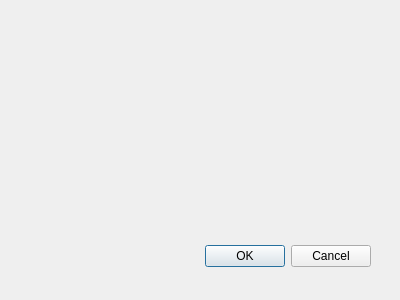
This is ndvi/ndvi_dialog_base.ui in YannChemin/QGIPE as Qt 5 draws it before an edit. The edited form follows.
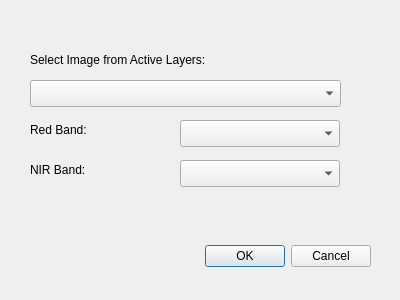
This is the edited form. Custom widgets are drawn as their Qt base class.

```diff
--- a/ndvi/ndvi_dialog_base.ui
+++ b/ndvi/ndvi_dialog_base.ui
@@ -28,7 +28,88 @@
     <set>QDialogButtonBox::Cancel|QDialogButtonBox::Ok</set>
    </property>
   </widget>
+  <widget class="QgsMapLayerComboBox" name="mMapLayerComboBox">
+   <property name="geometry">
+    <rect>
+     <x>30</x>
+     <y>80</y>
+     <width>311</width>
+     <height>27</height>
+    </rect>
+   </property>
+  </widget>
+  <widget class="QgsRasterBandComboBox" name="mRasterBandComboBox">
+   <property name="geometry">
+    <rect>
+     <x>180</x>
+     <y>120</y>
+     <width>160</width>
+     <height>27</height>
+    </rect>
+   </property>
+  </widget>
+  <widget class="QgsRasterBandComboBox" name="mRasterBandComboBox_2">
+   <property name="geometry">
+    <rect>
+     <x>180</x>
+     <y>160</y>
+     <width>160</width>
+     <height>27</height>
+    </rect>
+   </property>
+  </widget>
+  <widget class="QLabel" name="label">
+   <property name="geometry">
+    <rect>
+     <x>30</x>
+     <y>120</y>
+     <width>66</width>
+     <height>19</height>
+    </rect>
+   </property>
+   <property name="text">
+    <string>Red Band:</string>
+   </property>
+  </widget>
+  <widget class="QLabel" name="label_2">
+   <property name="geometry">
+    <rect>
+     <x>30</x>
+     <y>160</y>
+     <width>66</width>
+     <height>19</height>
+    </rect>
+   </property>
+   <property name="text">
+    <string>NIR Band:</string>
+   </property>
+  </widget>
+  <widget class="QLabel" name="label_3">
+   <property name="geometry">
+    <rect>
+     <x>30</x>
+     <y>50</y>
+     <width>251</width>
+     <height>19</height>
+    </rect>
+   </property>
+   <property name="text">
+    <string>Select Image from Active Layers:</string>
+   </property>
+  </widget>
  </widget>
+ <customwidgets>
+  <customwidget>
+   <class>QgsMapLayerComboBox</class>
+   <extends>QComboBox</extends>
+   <header>qgsmaplayercombobox.h</header>
+  </customwidget>
+  <customwidget>
+   <class>QgsRasterBandComboBox</class>
+   <extends>QComboBox</extends>
+   <header>qgsrasterbandcombobox.h</header>
+  </customwidget>
+ </customwidgets>
  <resources/>
  <connections>
   <connection>
```
Left out of the diff: 41 changed lines with no effect on the pictures.
